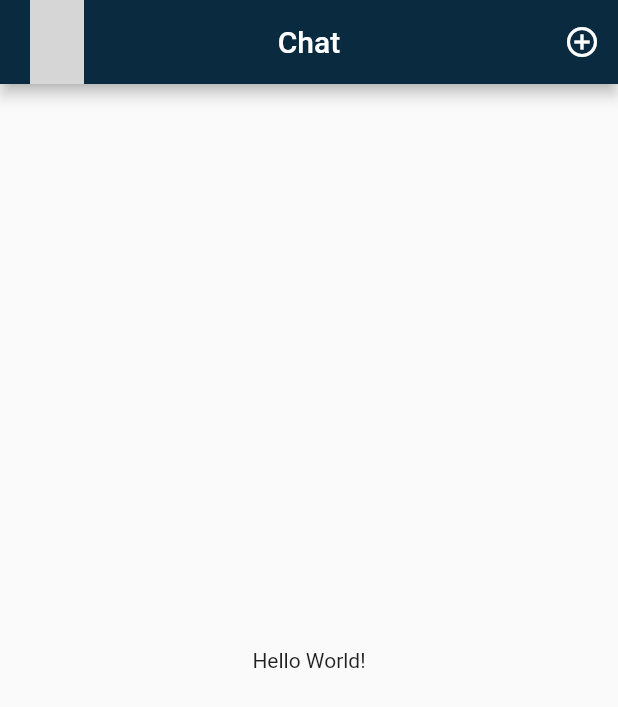
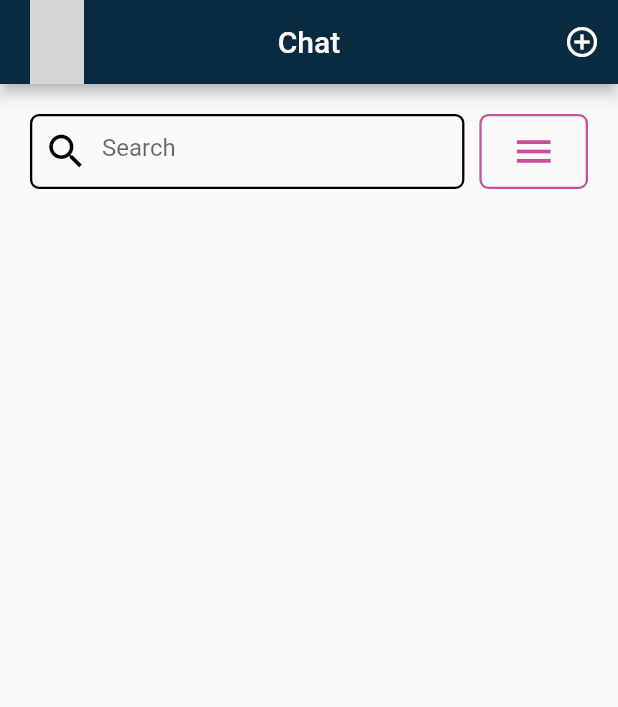
Before and after one commit to Xaiodo/Test_Task_Yako, a Flutter app: the screen it shows after launch, on a phone screen of 412 x 824 dp. Shown: the top 707 px of the screen. Run offline on Flutter 3.47's test engine with Material 2 defaults, Android fonts, the light colour scheme and no system bars; network calls fail; grey boxes are pictures that could not be loaded.

Commit message:
Created text input widget

```diff
--- a/lib/main.dart
+++ b/lib/main.dart
@@ -1,4 +1,7 @@
 import 'package:flutter/material.dart';
+import 'package:test_task_2/widgets/text_input.dart';
+
+import 'widgets/filter_chats_widget.dart';
 
 void main() {
   runApp(MainApp());
@@ -12,8 +15,32 @@ class MainApp extends StatelessWidget {
     return MaterialApp(
       home: Scaffold(
         appBar: _appBar,
-        body: Center(
-          child: Text('Hello World!'),
+        body: const Padding(
+          padding: EdgeInsets.all(20),
+          child: Column(
+            children: [
+              SizedBox(
+                height: 50,
+                child: Row(
+                  children: [
+                    Expanded(flex: 4, child: TextInputWidget()),
+                    SizedBox(
+                      width: 10,
+                    ),
+                    Expanded(
+                      flex: 1,
+                      child: FilterChatsWidget(
+                        color: Color(0xffc8509b),
+                      ),
+                    ),
+                  ],
+                ),
+              ),
+              SizedBox(
+                height: 20,
+              ),
+            ],
+          ),
         ),
       ),
     );
--- /dev/null
+++ b/lib/widgets/text_input.dart
@@ -0,0 +1,36 @@
+import 'package:flutter/material.dart';
+
+class TextInputWidget extends StatelessWidget {
+  final String hintText;
+  final Color primaryColor;
+  final Color borderColor;
+  final Color focusColor;
+  const TextInputWidget({
+    super.key,
+    this.hintText = 'Search',
+    this.primaryColor = Colors.black,
+    this.borderColor = Colors.black,
+    this.focusColor = Colors.black,
+  });
+
+  @override
+  Widget build(BuildContext context) => TextField(
+        decoration: InputDecoration(
+          hintText: hintText,
+          fillColor: primaryColor,
+          prefixIcon: Icon(
+            Icons.search,
+            size: 30,
+            color: primaryColor,
+          ),
+          enabledBorder: OutlineInputBorder(
+            borderSide: BorderSide(
+              width: 1.5,
+              color: borderColor,
+            ),
+            borderRadius: BorderRadius.circular(6),
+          ),
+          focusColor: focusColor,
+        ),
+      );
+}
```
